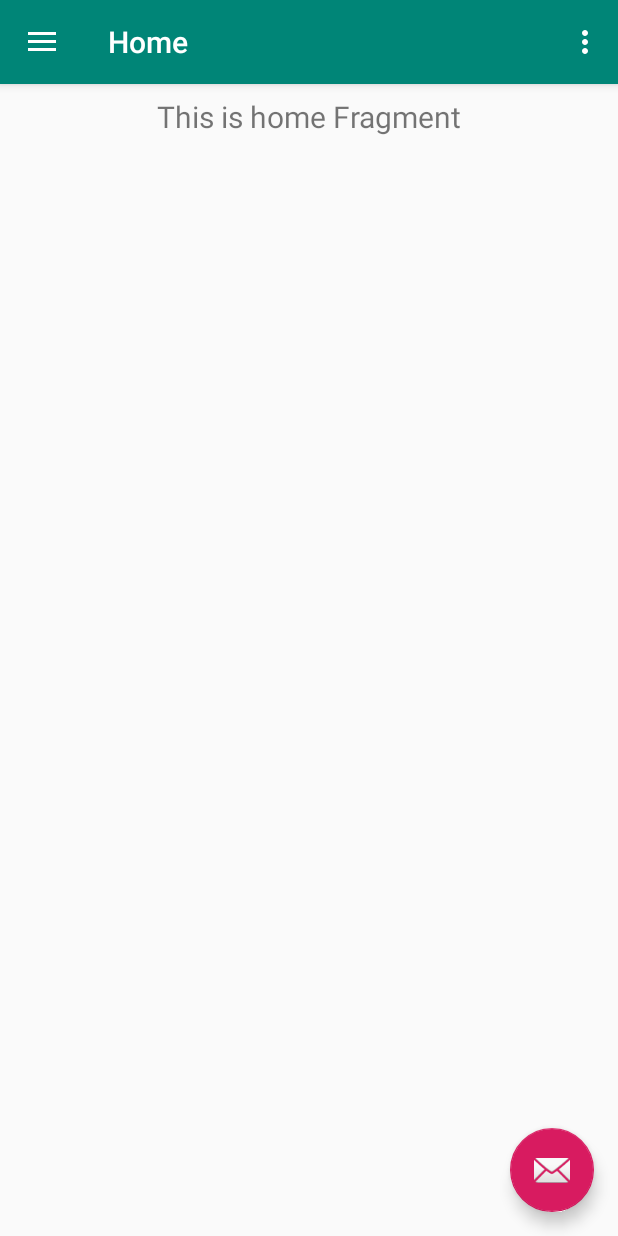
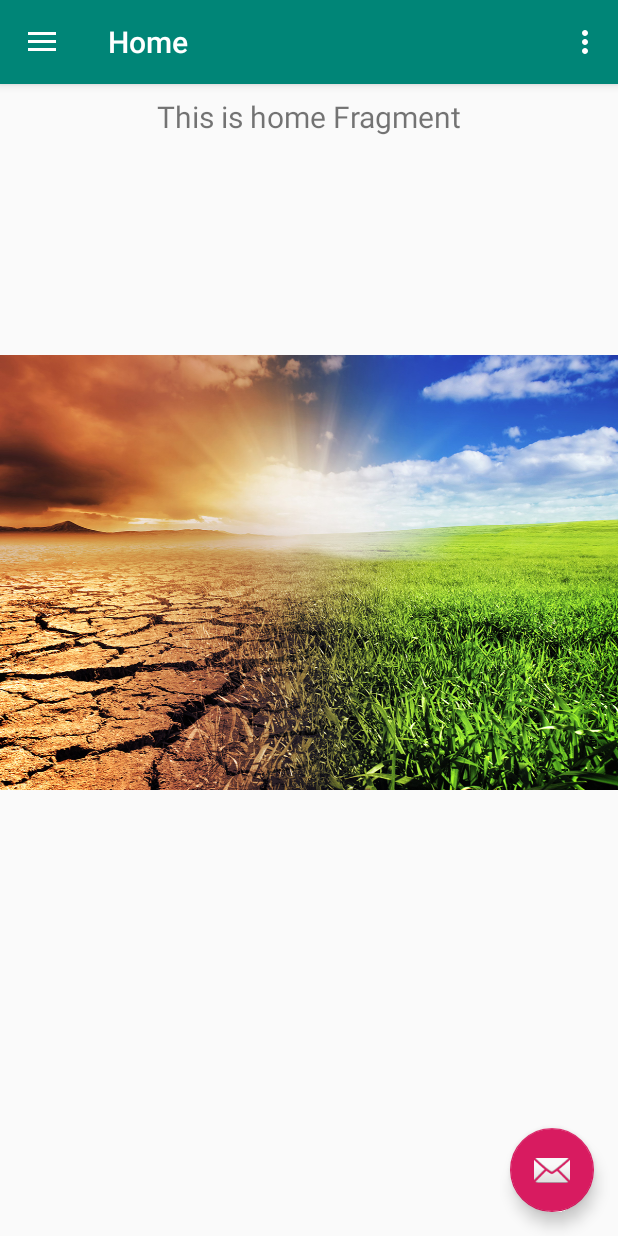
Before and after one commit to lukaselmer/hackzurich2019, an Android app: the screen it shows after launch (MainActivity), on a phone screen of 412 x 824 dp. Run offline under Robolectric (Android 15) with nearby library versions, the phone set to English and light mode, and no system bars; our stand-ins replace navigation-ui.

Commit message:
add email link, add youtube player, add glide for homescreen image

```diff
--- a/mobile/app/build.gradle
+++ b/mobile/app/build.gradle
@@ -24,14 +24,17 @@ android {
 
 dependencies {
     implementation fileTree(dir: 'libs', include: ['*.jar'])
+    annotationProcessor 'com.github.bumptech.glide:compiler:4.10.0'
     implementation"org.jetbrains.kotlin:kotlin-stdlib-jdk7:$kotlin_version"
     implementation 'androidx.appcompat:appcompat:1.0.2'
     implementation 'androidx.core:core-ktx:1.0.2'
     implementation 'androidx.legacy:legacy-support-v4:1.0.0'
     implementation 'com.google.android.material:material:1.0.0'
     implementation 'androidx.recyclerview:recyclerview:1.1.0-beta04'
+    implementation 'com.pierfrancescosoffritti.androidyoutubeplayer:core:10.0.4'
     implementation 'androidx.cardview:cardview:1.0.0'
     implementation 'androidx.constraintlayout:constraintlayout:1.1.3'
+    implementation 'com.github.bumptech.glide:glide:4.10.0'
     implementation 'androidx.navigation:navigation-fragment:2.0.0'
     implementation 'androidx.navigation:navigation-ui:2.0.0'
     implementation 'androidx.lifecycle:lifecycle-extensions:2.0.0'
--- a/mobile/app/src/main/java/ch/christofbuechi/plantreemobile/ui/home/HomeFragment.kt
+++ b/mobile/app/src/main/java/ch/christofbuechi/plantreemobile/ui/home/HomeFragment.kt
@@ -4,11 +4,15 @@ import android.os.Bundle
 import android.view.LayoutInflater
 import android.view.View
 import android.view.ViewGroup
+import android.widget.ImageView
 import android.widget.TextView
 import androidx.fragment.app.Fragment
 import androidx.lifecycle.Observer
 import androidx.lifecycle.ViewModelProviders
 import ch.christofbuechi.plantreemobile.R
+import com.bumptech.glide.Glide
+
+
 
 class HomeFragment : Fragment() {
 
@@ -26,6 +30,11 @@ class HomeFragment : Fragment() {
         homeViewModel.text.observe(this, Observer {
             textView.text = it
         })
+
+
+        val imageView = root.findViewById(R.id.imageView2) as ImageView
+        Glide.with(this).load(R.drawable.climate_change).into(imageView)
+
         return root
     }
 }
--- a/mobile/app/src/main/java/ch/christofbuechi/plantreemobile/ui/info/InfoFragment.kt
+++ b/mobile/app/src/main/java/ch/christofbuechi/plantreemobile/ui/info/InfoFragment.kt
@@ -22,7 +22,7 @@ class InfoFragment : Fragment() {
         infoViewModel =
             ViewModelProviders.of(this).get(InfoViewModel::class.java)
         val root = inflater.inflate(R.layout.fragment_info, container, false)
-        val textView: TextView = root.findViewById(R.id.text_gallery)
+        val textView: TextView = root.findViewById(R.id.info_title)
         infoViewModel.text.observe(this, Observer {
             textView.text = it
         })
--- a/mobile/app/src/main/java/ch/christofbuechi/plantreemobile/ui/treehost/mapFragment/MapsFragment.kt
+++ b/mobile/app/src/main/java/ch/christofbuechi/plantreemobile/ui/treehost/mapFragment/MapsFragment.kt
@@ -1,4 +1,4 @@
-package ch.christofbuechi.plantreemobile.ui.tools
+package ch.christofbuechi.plantreemobile.ui.treehost.mapFragment
 
 import android.os.Bundle
 import android.view.LayoutInflater
@@ -9,6 +9,7 @@ import androidx.fragment.app.Fragment
 import androidx.lifecycle.Observer
 import androidx.lifecycle.ViewModelProviders
 import ch.christofbuechi.plantreemobile.R
+import ch.christofbuechi.plantreemobile.ui.tools.MapsViewModel
 
 class MapsFragment : Fragment() {
 
--- a/mobile/app/src/main/res/layout/fragment_home.xml
+++ b/mobile/app/src/main/res/layout/fragment_home.xml
@@ -1,6 +1,7 @@
 <?xml version="1.0" encoding="utf-8"?>
 <androidx.constraintlayout.widget.ConstraintLayout xmlns:android="http://schemas.android.com/apk/res/android"
     xmlns:app="http://schemas.android.com/apk/res-auto"
+    xmlns:tools="http://schemas.android.com/tools"
     android:layout_width="match_parent"
     android:layout_height="match_parent">
 
@@ -16,4 +17,14 @@
         app:layout_constraintEnd_toEndOf="parent"
         app:layout_constraintStart_toStartOf="parent"
         app:layout_constraintTop_toTopOf="parent" />
+
+    <ImageView
+        android:id="@+id/imageView2"
+        android:layout_width="wrap_content"
+        android:layout_height="wrap_content"
+        app:srcCompat="@drawable/climate_change"
+        app:layout_constraintEnd_toEndOf="parent"
+        app:layout_constraintStart_toStartOf="parent"
+        app:layout_constraintTop_toBottomOf="@id/text_home"
+        />
 </androidx.constraintlayout.widget.ConstraintLayout>
--- a/mobile/app/src/main/res/navigation/mobile_navigation.xml
+++ b/mobile/app/src/main/res/navigation/mobile_navigation.xml
@@ -34,6 +34,6 @@
         tools:layout="@layout/fragment_share" />
     <fragment
         android:id="@+id/mapsFragment"
-        android:name="ch.christofbuechi.plantreemobile.ui.tools.MapsFragment"
+        android:name="ch.christofbuechi.plantreemobile.ui.treehost.mapFragment.MapsFragment"
         android:label="MapsFragment" />
 </navigation>
--- a/mobile/build.gradle
+++ b/mobile/build.gradle
@@ -5,6 +5,7 @@ buildscript {
     repositories {
         google()
         jcenter()
+        mavenCentral()
 
     }
     dependencies {
```
Also changed, not shown: mobile/app/src/main/java/ch/christofbuechi/plantreemobile/MainActivity.kt (+17 -2 lines), mobile/app/src/main/res/layout/fragment_info.xml (+34 -7 lines), mobile/app/src/main/res/drawable/climate_change.jpg (added).
